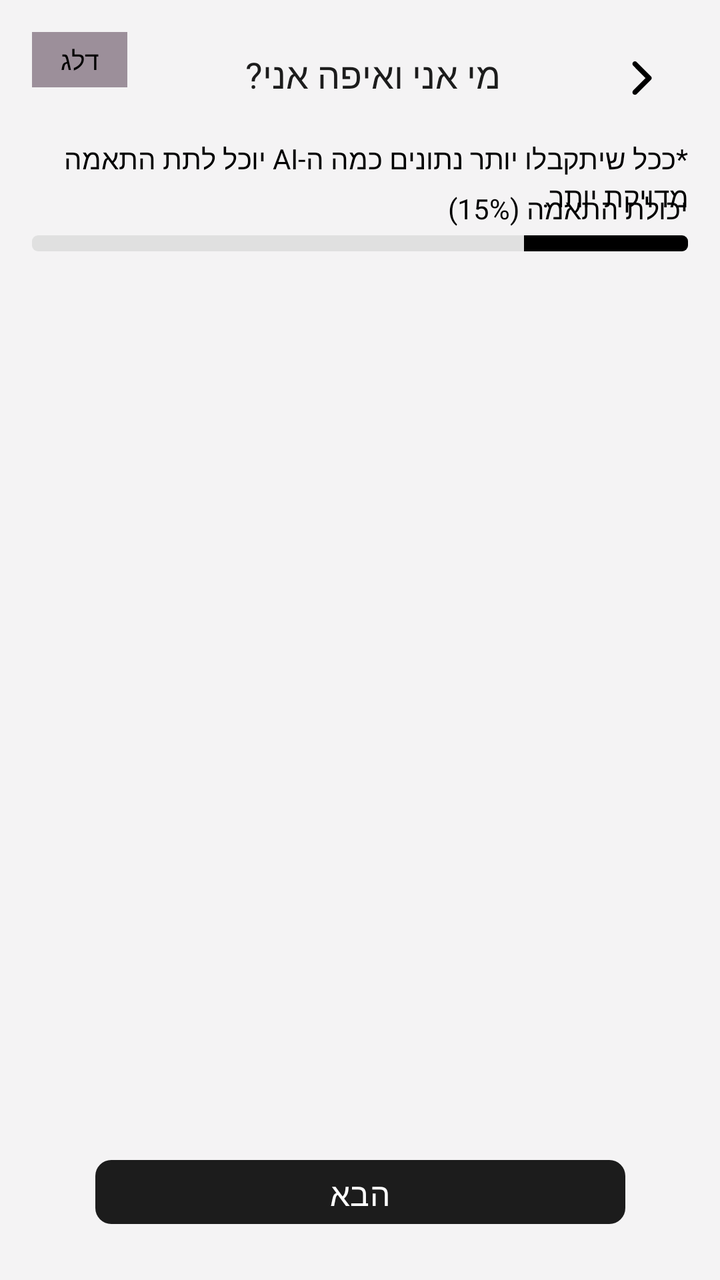
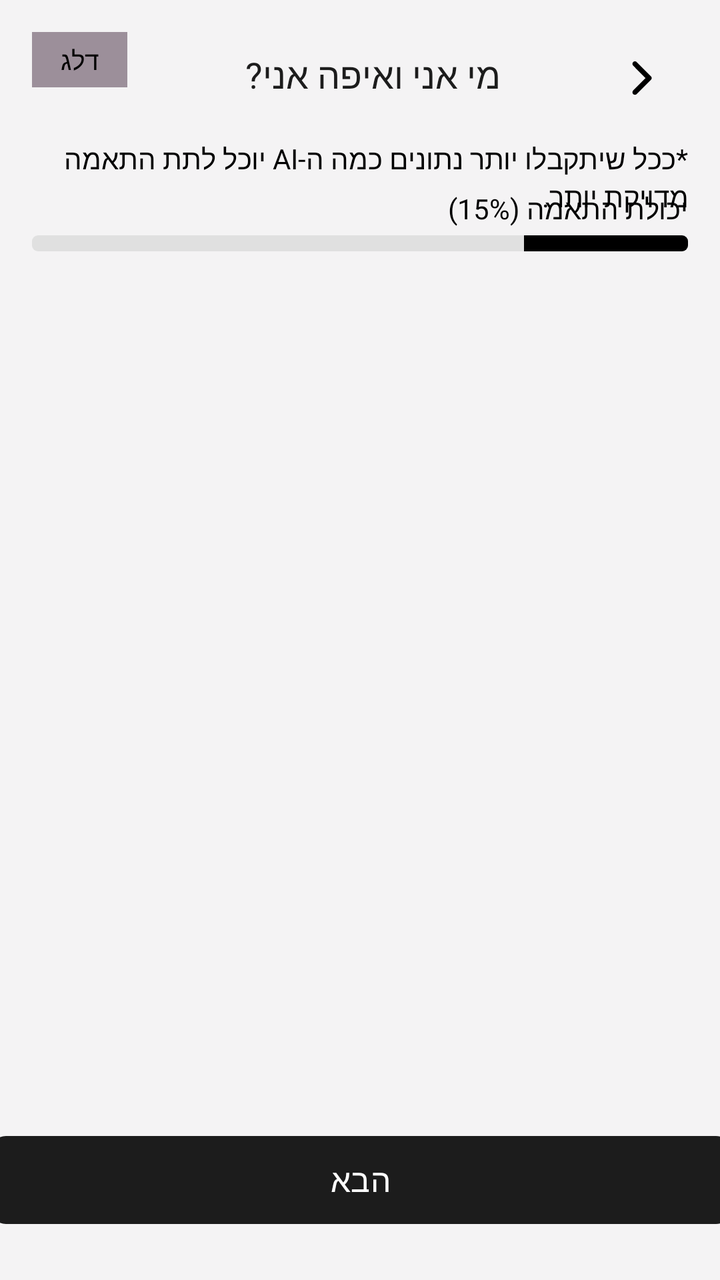

Before-and-after screenshots of an Android layout around one commit, followed by the original layout XML and the change that was made.
<!-- AndroidManifest.xml: application theme Theme.ClickJob_FinalProject -->
<!-- res/layout/activity_register.xml -->
<?xml version="1.0" encoding="utf-8"?>
<androidx.constraintlayout.widget.ConstraintLayout
    xmlns:android="http://schemas.android.com/apk/res/android"
    xmlns:app="http://schemas.android.com/apk/res-auto"
    android:layout_width="match_parent"
    android:layout_height="match_parent"
    android:background="@color/screen_bg"
    android:layoutDirection="rtl">

    
    <ImageView
        android:id="@+id/ivBack"
        android:layout_width="wrap_content"
        android:layout_height="wrap_content"
        android:layout_marginStart="16dp"
        android:layout_marginTop="16dp"
        android:src="@drawable/ic_arrow_forward"
        android:padding="8dp"
        app:layout_constraintTop_toTopOf="parent"
        app:layout_constraintStart_toStartOf="parent"/>

    
    <TextView
        android:id="@+id/tvSkip"
        android:layout_width="wrap_content"
        android:layout_height="wrap_content"
        android:layout_marginEnd="16dp"
        android:layout_marginTop="16dp"
        android:text="דלג"
        android:textSize="13sp"
        android:fontFamily="@font/ploni_regular_aaa"
        android:textColor="@color/black"
        android:background="@color/gray04"
        android:paddingHorizontal="14dp"
        android:paddingVertical="5dp"
        android:visibility="visible"
        app:layout_constraintTop_toTopOf="parent"
        app:layout_constraintEnd_toEndOf="parent"/>

    <TextView
        android:id="@+id/tvStepTitle"
        android:layout_width="0dp"
        android:layout_height="wrap_content"
        android:layout_marginEnd="16dp"
        android:layout_marginStart="5dp"
        android:layout_marginTop="25dp"
        android:text="מי אני ואיפה אני?"
        android:textSize="18sp"
        android:fontFamily="@font/ploni_bold_aaa"
        android:textColor="#1C1C1C"
        android:gravity="center_horizontal"
        app:layout_constraintTop_toTopOf="parent"
        app:layout_constraintStart_toEndOf="@+id/ivBack"
        app:layout_constraintEnd_toStartOf="@+id/tvSkip"/>

    <TextView
        android:id="@+id/tvStepDesc"
        android:layout_width="0dp"
        android:layout_height="wrap_content"
        android:layout_marginHorizontal="16dp"
        android:layout_marginTop="20dp"
        android:text="*ככל שיתקבלו יותר נתונים כמה ה-AI יוכל לתת התאמה מדויקת יותר."
        android:textSize="14sp"
        android:fontFamily="@font/ploni_regular_aaa"
        android:textColor="@color/black"
        android:gravity="start"
        app:layout_constraintTop_toBottomOf="@+id/tvStepTitle"
        app:layout_constraintStart_toStartOf="parent"
        app:layout_constraintEnd_toEndOf="parent"/>


    
    <TextView
        android:id="@+id/tvStepIndicator"
        android:layout_width="0dp"
        android:layout_height="wrap_content"
        android:layout_marginHorizontal="16dp"
        android:layout_marginTop="45dp"
        android:text="יכולת התאמה (15%)"
        android:textSize="14sp"
        android:fontFamily="@font/ploni_bold_aaa"
        android:textColor="@color/black"
        android:gravity="start"
        app:layout_constraintTop_toBottomOf="@+id/tvStepTitle"
        app:layout_constraintStart_toStartOf="parent"
        app:layout_constraintEnd_toEndOf="parent"/>

    
    <ProgressBar
        android:id="@+id/progressBar"
        style="?android:attr/progressBarStyleHorizontal"
        android:layout_width="0dp"
        android:layout_height="8dp"
        android:layout_marginHorizontal="16dp"
        android:layout_marginTop="4dp"
        android:max="4"
        android:progress="1"
        android:progressDrawable="@drawable/progress_bar_register"
        app:layout_constraintTop_toBottomOf="@+id/tvStepIndicator"
        app:layout_constraintStart_toStartOf="parent"
        app:layout_constraintEnd_toEndOf="parent"/>

    
    <androidx.viewpager2.widget.ViewPager2
        android:id="@+id/viewPager"
        android:layout_width="0dp"
        android:layout_height="0dp"
        android:layout_marginTop="8dp"
        app:layout_constraintTop_toBottomOf="@+id/progressBar"
        app:layout_constraintBottom_toTopOf="@+id/btnNext"
        app:layout_constraintStart_toStartOf="parent"
        app:layout_constraintEnd_toEndOf="parent"/>

    
    <com.google.android.material.button.MaterialButton
        android:id="@+id/btnNext"
        android:layout_width="265dp"
        android:layout_height="40dp"
        android:layout_marginHorizontal="16dp"
        android:layout_marginBottom="24dp"
        android:text="הבא"
        android:textColor="@android:color/white"
        android:textSize="16sp"
        android:fontFamily="@font/ploni_bold_aaa"
        app:backgroundTint="#1C1C1C"
        app:cornerRadius="8dp"
        app:layout_constraintBottom_toBottomOf="parent"
        app:layout_constraintStart_toStartOf="parent"
        app:layout_constraintEnd_toEndOf="parent"/>

</androidx.constraintlayout.widget.ConstraintLayout>
<!-- resources referenced by this layout -->
<resources>
  <color name="black">#FF000000</color>
  <color name="gray04">#9C8F9A</color>
  <color name="screen_bg">#F4F3F4</color>
  <!-- drawable ic_arrow_forward (drawable) -->
  <vector xmlns:android="http://schemas.android.com/apk/res/android"
      android:width="30dp"
      android:height="30dp"
      android:viewportWidth="30"
      android:viewportHeight="30">
    <path
        android:pathData="M19.424,14.112L12.349,7.05C12.233,6.933 12.095,6.84 11.943,6.776C11.79,6.713 11.627,6.68 11.462,6.68C11.297,6.68 11.134,6.713 10.981,6.776C10.829,6.84 10.691,6.933 10.574,7.05C10.342,7.284 10.211,7.601 10.211,7.931C10.211,8.261 10.342,8.578 10.574,8.812L16.762,15.062L10.574,21.25C10.342,21.484 10.211,21.801 10.211,22.131C10.211,22.461 10.342,22.778 10.574,23.012C10.69,23.131 10.828,23.225 10.981,23.289C11.133,23.353 11.297,23.387 11.462,23.387C11.627,23.387 11.791,23.353 11.943,23.289C12.096,23.225 12.234,23.131 12.349,23.012L19.424,15.95C19.551,15.833 19.653,15.691 19.722,15.533C19.791,15.375 19.827,15.204 19.827,15.031C19.827,14.858 19.791,14.688 19.722,14.53C19.653,14.372 19.551,14.229 19.424,14.112Z"
        android:fillColor="#000000"/>
  </vector>
  <!-- drawable progress_bar_register (drawable) -->
  <?xml version="1.0" encoding="utf-8"?>
  <layer-list xmlns:android="http://schemas.android.com/apk/res/android">
  
      
      <item android:id="@android:id/background">
          <shape android:shape="rectangle">
              <solid android:color="#E0E0E0" />
              <corners android:radius="3dp" />
          </shape>
      </item>
  
      
      <item android:id="@android:id/progress">
          <clip>
              <shape android:shape="rectangle">
                  <solid android:color="@color/black" />
                  <corners android:radius="3dp" />
              </shape>
          </clip>
      </item>
  
  </layer-list>
  <style name="Theme.ClickJob_FinalProject" parent="Base.Theme.ClickJob_FinalProject" />
  <style name="Base.Theme.ClickJob_FinalProject" parent="Theme.Material3.DayNight.NoActionBar">
          
          
      </style>
</resources>

<!-- the commit's change to res/layout/activity_register.xml (unified diff, before → after) -->
@@ -114,8 +114,8 @@
     
     <com.google.android.material.button.MaterialButton
         android:id="@+id/btnNext"
-        android:layout_width="265dp"
-        android:layout_height="40dp"
+        android:layout_width="371dp"
+        android:layout_height="52dp"
         android:layout_marginHorizontal="16dp"
         android:layout_marginBottom="24dp"
         android:text="הבא"
